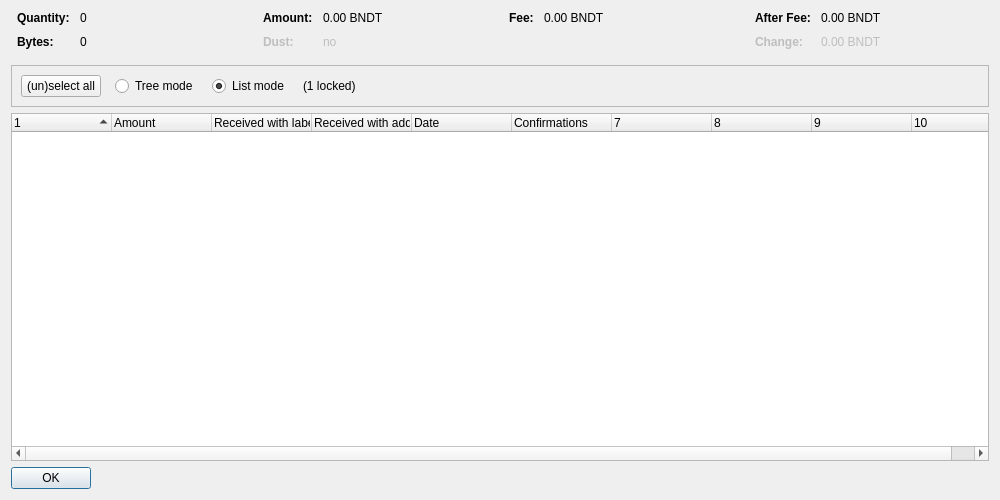
Above: src/qt/forms/coincontroldialog.ui from sunrisellc/bandito before the change. Below: the same form after it.
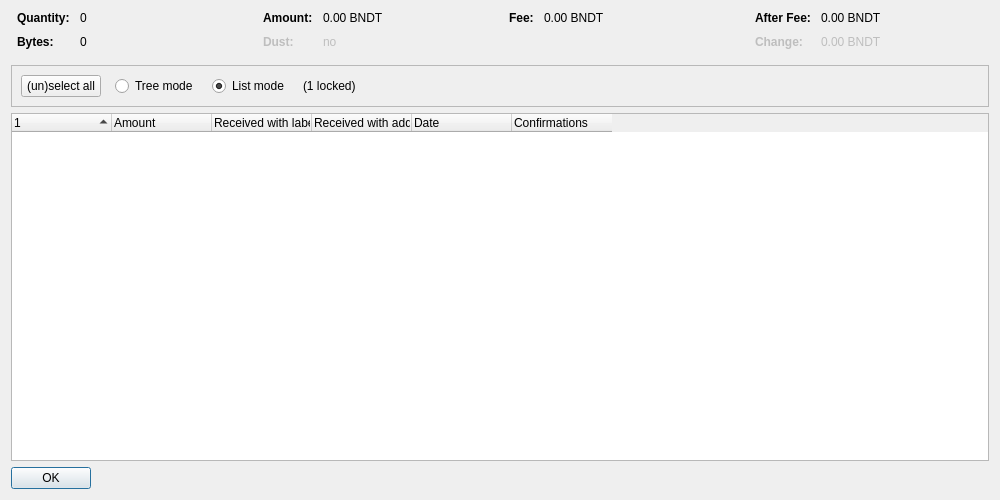
That is the form after the change. Custom widgets are drawn as their Qt base class.

Diff of the .ui file:
```diff
--- a/src/qt/forms/coincontroldialog.ui
+++ b/src/qt/forms/coincontroldialog.ui
@@ -402,7 +402,7 @@
       <bool>false</bool>
      </property>
      <property name="columnCount">
-      <number>10</number>
+      <number>6</number>
      </property>
      <attribute name="headerShowSortIndicator" stdset="0">
       <bool>true</bool>
```
